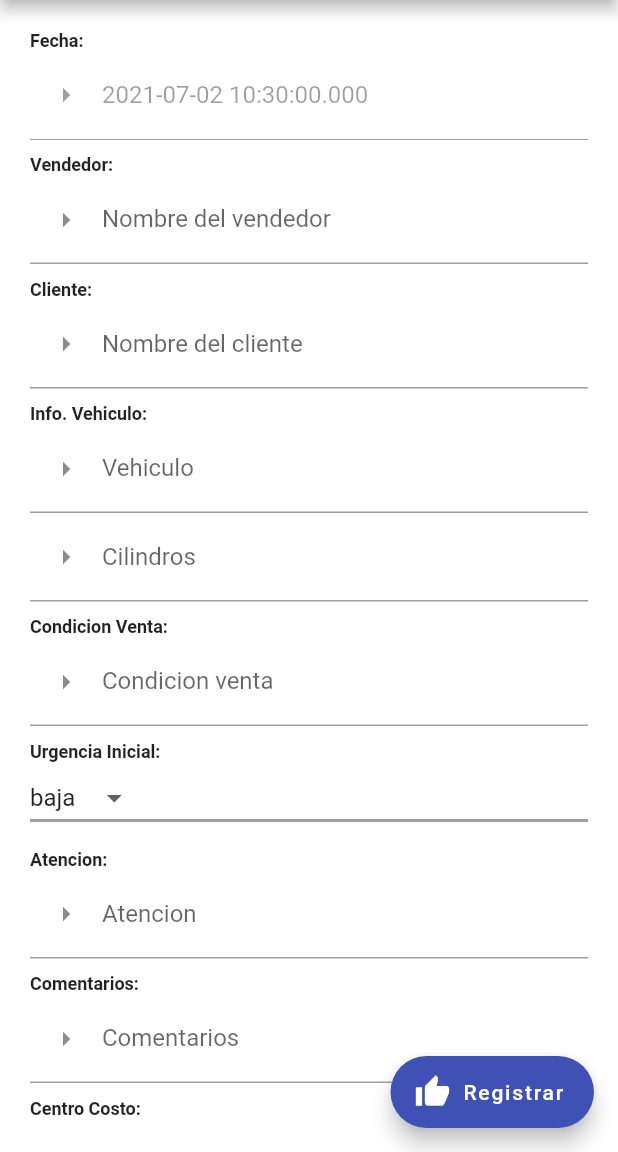
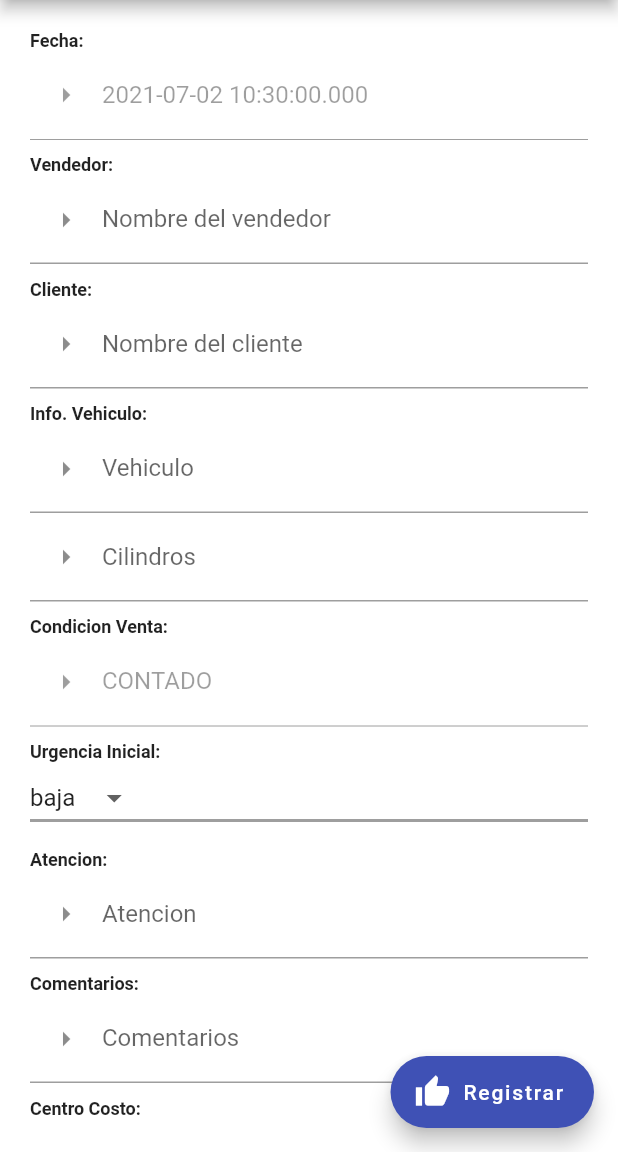
Before and after one commit to cardanxd/multiservicios_tun, a Flutter app: the Rorden screen opened directly, after a tap on "Registrar", on a phone screen of 412 x 824 dp, the part 84-1236 px from its top. Run offline on Flutter 3.47's test engine with Material 2 defaults, Android fonts, the phone set to English and light mode, and no system bars; Roboto replaces fonts that are missing (Georgia).

Commit message:
Condicion de venta predeterminado en el registro de orden

```diff
--- a/lib/main.dart
+++ b/lib/main.dart
@@ -6,7 +6,6 @@ void main() {
 }
 
 class MyApp extends StatelessWidget {
-  // This widget is the root of your application.
   @override
   Widget build(BuildContext context) {
     return MaterialApp(
--- a/lib/src/paginas/Rorden.dart
+++ b/lib/src/paginas/Rorden.dart
@@ -84,6 +84,7 @@ Future<Orden> crearOrden(
 class _RordenState extends State<Rorden> {
   DateTime now = new DateTime.now();
   Orden _orden;
+  String _condicionv = 'CONTADO';
   String urgenciainicial = 'baja';
   String placas = 'false';
   String ceniceros = 'false';
@@ -221,7 +222,8 @@ class _RordenState extends State<Rorden> {
                 keyboardType: TextInputType.text,
                 controller: _condicionventa,
                 decoration: InputDecoration(
-                  labelText: 'Condicion venta',
+                  enabled: false,
+                  labelText: 'CONTADO',
                   prefixIcon: Icon(Icons.arrow_right_outlined),
                 ),
               ),
@@ -931,7 +933,8 @@ class _RordenState extends State<Rorden> {
             final cliente = int.parse(_cliente.text);
             final vehiculo = int.parse(_vehiculo.text);
             final cilindros = _cilindros.text;
-            final condicionventa = _condicionventa.text;
+            //final condicionventa = _condicionventa.text;
+            final condicionventa = _condicionv;
             final urgenciainicial1 = urgenciainicial;
             final atencion = _atencion.text;
             final comentarios = _comentarios.text;
```
